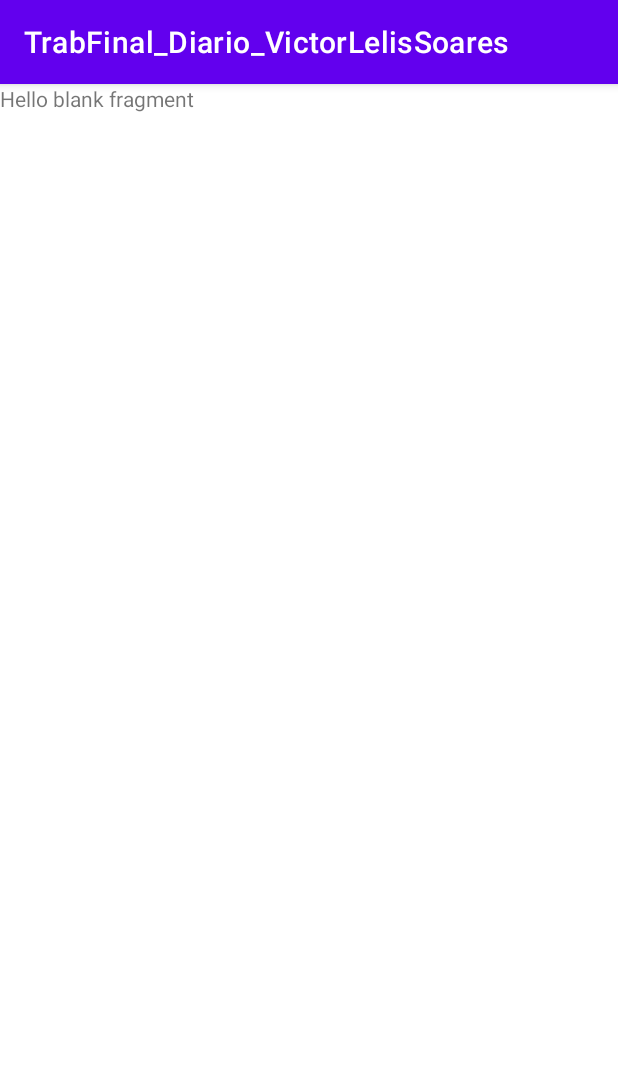
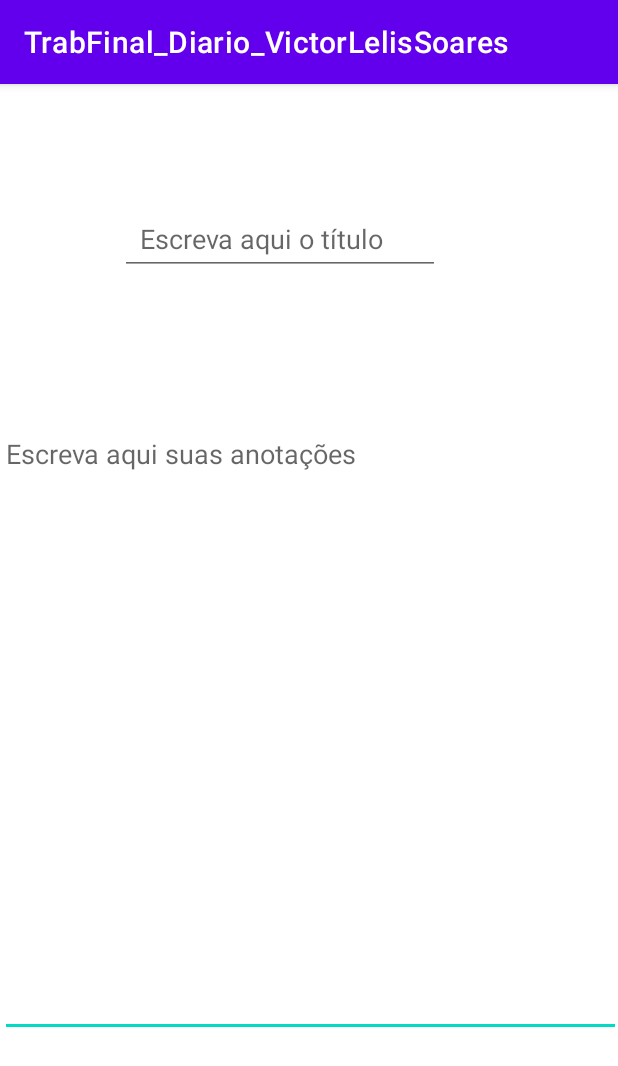
Before and after one commit to victorlelissoares/TrabFinal_Diario_VictorLelisSoares, an Android app: the fragment NewNoteFragment shown on its own in the app's theme, on a phone screen of 412 x 824 dp. Shown: the top 1066 px of the screen. Run offline under Robolectric (Android 15) with nearby library versions, the phone set to English and light mode, and no system bars.

Commit message:
new note fragment

```diff
--- a/app/src/main/res/layout/fragment_new_note.xml
+++ b/app/src/main/res/layout/fragment_new_note.xml
@@ -1,14 +1,34 @@
 <?xml version="1.0" encoding="utf-8"?>
-<FrameLayout xmlns:android="http://schemas.android.com/apk/res/android"
+<androidx.constraintlayout.widget.ConstraintLayout xmlns:android="http://schemas.android.com/apk/res/android"
+    xmlns:app="http://schemas.android.com/apk/res-auto"
     xmlns:tools="http://schemas.android.com/tools"
+    android:id="@+id/frameLayout"
     android:layout_width="match_parent"
     android:layout_height="match_parent"
-    tools:context=".NewNoteFragment">
+    tools:context=".NewNoteFragment" >
 
-    <!-- TODO: Update blank fragment layout -->
-    <TextView
-        android:layout_width="match_parent"
-        android:layout_height="match_parent"
-        android:text="@string/hello_blank_fragment" />
+    <EditText
+        android:id="@+id/txtNote"
+        android:layout_width="414dp"
+        android:layout_height="411dp"
+        android:layout_marginTop="224dp"
+        android:ems="10"
+        android:gravity="start|top"
+        android:hint="Escreva aqui suas anotações"
+        android:inputType="textMultiLine"
+        app:layout_constraintStart_toStartOf="parent"
+        app:layout_constraintTop_toTopOf="parent" />
 
-</FrameLayout>
+    <EditText
+        android:id="@+id/txtTitulo"
+        android:layout_width="wrap_content"
+        android:layout_height="wrap_content"
+        android:layout_marginStart="80dp"
+        android:layout_marginTop="79dp"
+        android:ems="10"
+        android:hint="  Escreva aqui o título"
+        android:inputType="textPersonName"
+        android:minHeight="48dp"
+        app:layout_constraintStart_toStartOf="parent"
+        app:layout_constraintTop_toTopOf="parent" />
+</androidx.constraintlayout.widget.ConstraintLayout>
```
Also changed, not shown: app/src/main/java/com/example/trabfinal_diario_victorlelissoares/RegisterFragment.java (+1 -7 lines), app/src/main/res/layout/fragment_login.xml (+8 -8 lines).
